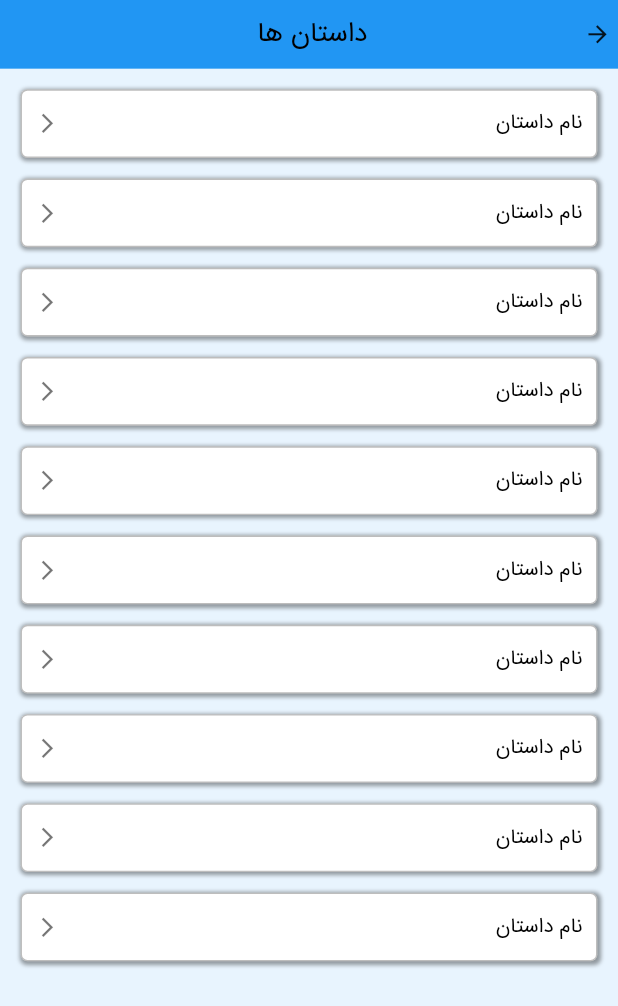
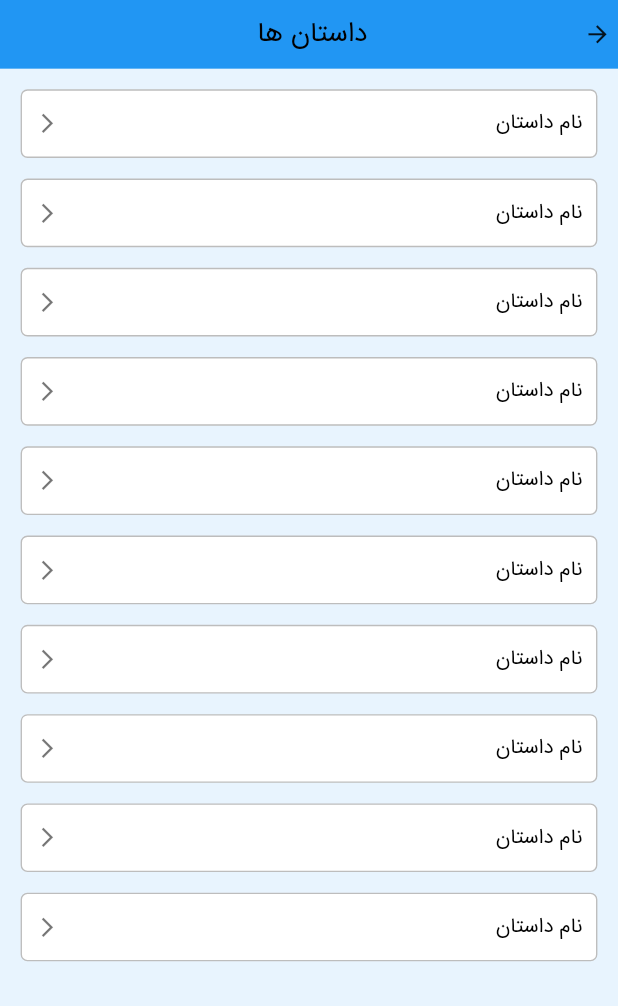
Before and after one commit to ahbb82/ghalam, a Flutter app: the WritedList screen opened directly, on a phone screen of 412 x 824 dp. Shown: the top 1006 px of the screen. Run offline on Flutter 3.47's test engine with Material 2 defaults, Android fonts, the phone set to English and light mode, and no system bars; our stand-ins replace dio, flutter_svg, get, responsive_framework; missing offline and left inert: dart:html, dart:js; key blocks and very long unbroken strings in the code were emptied for the run.

```diff
--- a/lib/UI/Component/Writing/writed_list_item.dart
+++ b/lib/UI/Component/Writing/writed_list_item.dart
@@ -19,7 +19,7 @@ class WritedListItem extends StatelessWidget {
         decoration: BoxDecoration(
             color: Colors.white,
             border: Border.all(width: 1,color: Colors.black26),
-            boxShadow: [BoxShadow(color: Colors.black38,blurRadius: 2,offset: Offset(1, 1),spreadRadius: 1)],
+            // boxShadow: [BoxShadow(color: Colors.black38,blurRadius: 2,offset: Offset(0, 0),spreadRadius: 1)],
             borderRadius: BorderRadius.circular(5)
         ),
         child: Row(
--- a/lib/main.dart
+++ b/lib/main.dart
@@ -66,7 +66,7 @@ class MyApp extends StatelessWidget {
       //   print('2');
       // },
       routes: {
-        '/':(context)=>Splash(),
+        '/':(context)=>WritedList(true),
       },
     );
   }
```
